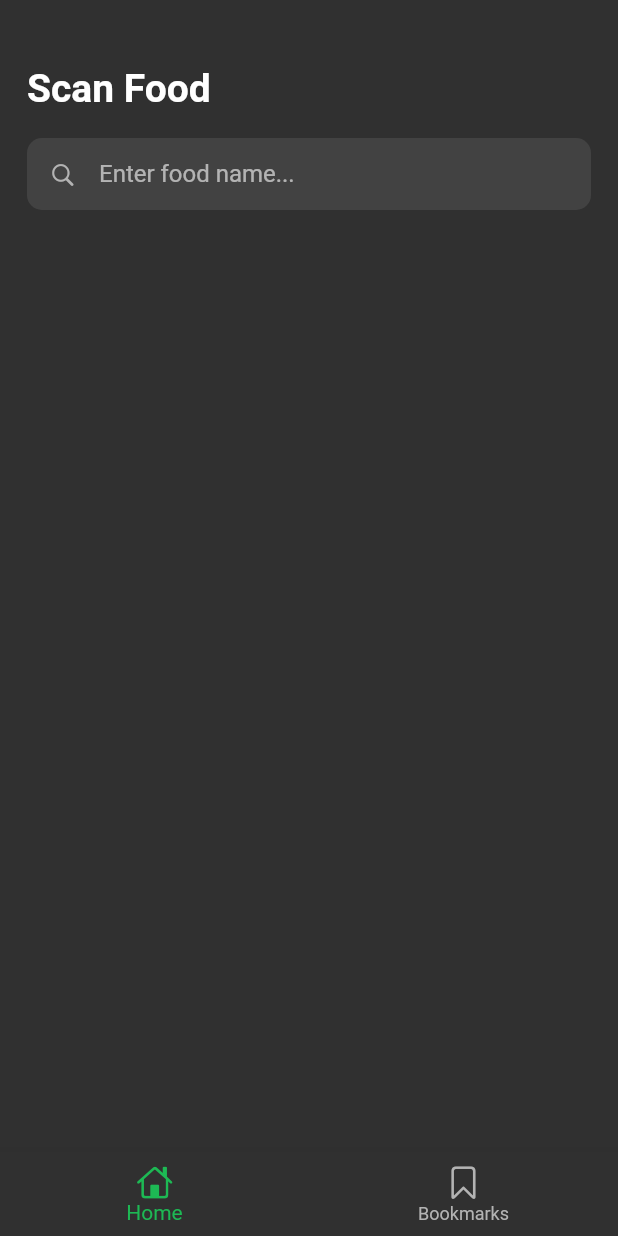
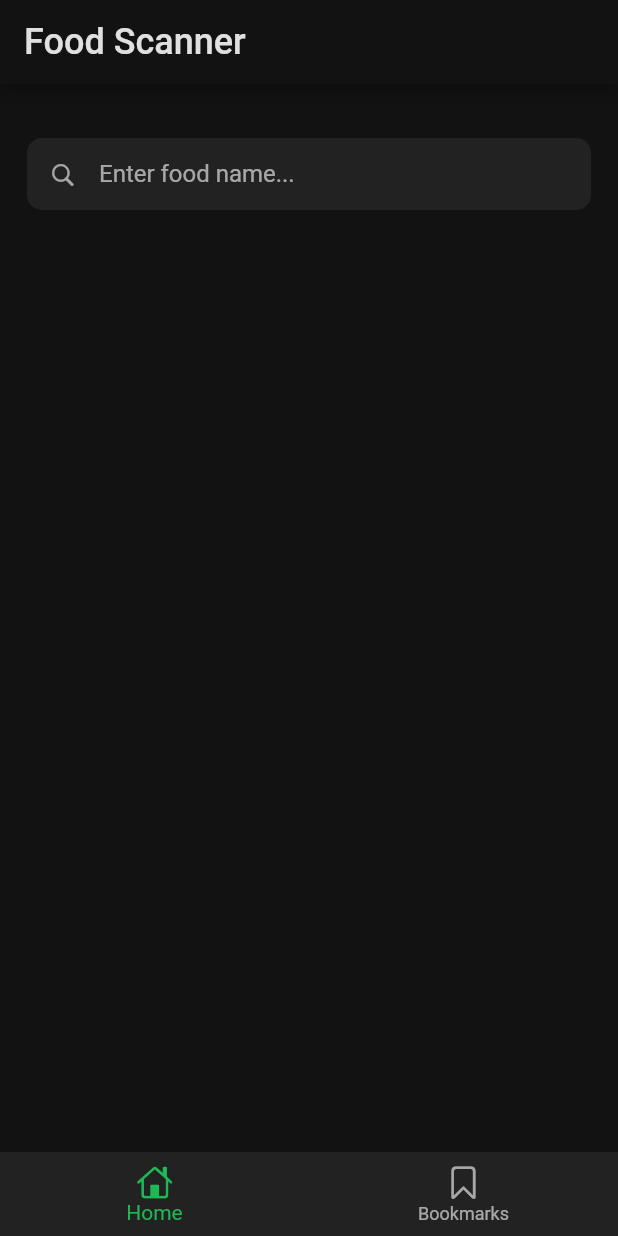
Before and after one commit to ThomHuynh/foodScanner, a Flutter app: the screen it shows after launch, on a phone screen of 412 x 824 dp. Run offline on Flutter 3.47's test engine with Material 2 defaults, Android fonts, the phone set to English and light mode, and no system bars.

Commit message:
color palette

```diff
--- a/lib/config/config.dart
+++ b/lib/config/config.dart
@@ -2,8 +2,10 @@ import 'package:flutter/material.dart';
 
 class Palette {
   static const Color background = Color(0xff121212);
-  static const Color surface = Color(0xff424242);
-  static const Color onSurface = Color(0xffb3b3b3);
+  static const Color bars = Color(0xff222222);
+  static const Color surface = Color(0xff3b3b3b);
+  static final Color onSurface = Colors.white.withOpacity(0.87);
+  static final Color onSurfaceMedium = Colors.white.withOpacity(0.6);
   static const Color primary = Color(0xff1DB954); // spotify green
 }
 
--- a/lib/main.dart
+++ b/lib/main.dart
@@ -12,13 +12,14 @@ class MyApp extends StatelessWidget {
       title: 'Food Scanner',
       debugShowCheckedModeBanner: false,
       darkTheme: ThemeData(
-        cupertinoOverrideTheme:
-            CupertinoThemeData(primaryColor: Palette.primary),
+        scaffoldBackgroundColor: Palette.background,
+        cupertinoOverrideTheme: CupertinoThemeData(
+          primaryColor: Palette.primary,
+        ),
         textSelectionTheme: TextSelectionThemeData(
           cursorColor: Palette.primary,
           selectionColor: Palette.primary.withOpacity(0.5),
           selectionHandleColor: Palette.primary,
-          // selectionHandleColor: Palette.primary,
         ),
         brightness: Brightness.dark,
         primaryColor: Palette.primary,
--- a/lib/screens/foodDetailsScreen.dart
+++ b/lib/screens/foodDetailsScreen.dart
@@ -25,16 +25,16 @@ class FoodDetailScreen extends StatelessWidget {
   Widget build(BuildContext context) {
     return Scaffold(
       body: Container(
-        padding: EdgeInsets.all(12),
+        margin: EdgeInsets.all(18),
         child: ListView(
           children: [
             Align(
               alignment: Alignment.centerLeft,
               child: Text.rich(TextSpan(children: <TextSpan>[
                 TextSpan(
-                    text: food.description,
-                    style:
-                        TextStyle(fontWeight: FontWeight.bold, fontSize: 16.0)),
+                  text: food.description,
+                  style: TextStyle(fontWeight: FontWeight.bold, fontSize: 26),
+                ),
                 TextSpan(text: '  '),
                 TextSpan(
                     text: food.scientificName ?? '',
--- a/lib/screens/homeScreen.dart
+++ b/lib/screens/homeScreen.dart
@@ -25,28 +25,22 @@ class _HomeScreenState extends State<HomeScreen> {
   @override
   Widget build(BuildContext context) {
     return Scaffold(
-      body: SafeArea(
-        child: Container(
+      body: Container(
+        margin: EdgeInsets.all(18),
         child: ListView(children: [
-            Container(
-              child: Column(
-                children: [
-                  Align(
-                    alignment: Alignment.centerLeft,
-                    child: Container(
-                      child: Text(
-                        'Scan Food',
-                        style: TextStyle(
-                          fontSize: 26,
-                          fontWeight: FontWeight.bold,
-                        ),
-                      ),
-                      margin: EdgeInsets.only(top: 26),
-                    ),
-                  ),
-                ],
-              ),
-            ),
+          // Align(
+          //   alignment: Alignment.centerLeft,
+          //   child: Container(
+          //     child: Text(
+          //       'Food Scanner',
+          //       style: TextStyle(
+          //         fontSize: 26,
+          //         fontWeight: FontWeight.bold,
+          //       ),
+          //     ),
+          //     margin: EdgeInsets.only(top: 26),
+          //   ),
+          // ),
           Container(
             child: ListView(
               physics: NeverScrollableScrollPhysics(),
@@ -56,7 +50,7 @@ class _HomeScreenState extends State<HomeScreen> {
                     cursorColor: Palette.primary,
                     controller: foodSearchController,
                     decoration: InputDecoration(
-                        fillColor: Palette.surface,
+                      fillColor: Palette.bars,
                       filled: true,
                       contentPadding: EdgeInsets.all(0),
                       border: OutlineInputBorder(
@@ -67,7 +61,7 @@ class _HomeScreenState extends State<HomeScreen> {
                       isDense: true,
                       prefixIcon: Icon(
                         CupertinoIcons.search,
-                          color: Palette.onSurface,
+                        color: Palette.onSurfaceMedium,
                       ),
                     ),
                     onSubmitted: (String value) async {
@@ -84,8 +78,6 @@ class _HomeScreenState extends State<HomeScreen> {
             margin: EdgeInsets.only(top: 18),
           ),
         ]),
-          margin: EdgeInsets.all(18),
-        ),
       ),
     );
   }
--- a/lib/screens/bottom_nav_screen.dart
+++ b/lib/screens/layout.dart
@@ -12,18 +12,39 @@ class BottomNavScreen extends StatefulWidget {
 class _BottomNavScreenState extends State<BottomNavScreen> {
   final List _screens = [
     HomeScreen(),
+    Scaffold(
+      body: Center(
+        child: Column(
+          mainAxisAlignment: MainAxisAlignment.center,
+          children: [
+            FlutterLogo(
+              size: 100,
+            ),
+            Text('Under Construction'),
+          ],
+        ),
+      ),
+    )
   ];
   int _currentIndex = 0;
 
   @override
   Widget build(BuildContext context) {
     return Scaffold(
+      appBar: AppBar(
+        backgroundColor: Palette.background,
+        title: Text(
+          'Food Scanner',
+          style: TextStyle(color: Palette.onSurface, fontSize: 24),
+        ),
+      ),
       body: _screens[_currentIndex],
       bottomNavigationBar: BottomNavigationBar(
+        backgroundColor: Palette.bars,
         currentIndex: _currentIndex,
         onTap: (index) => setState(() => _currentIndex = index),
         selectedItemColor: Palette.primary,
-        unselectedItemColor: Palette.onSurface,
+        unselectedItemColor: Palette.onSurfaceMedium,
         items: [
           [CupertinoIcons.home, 'Home'],
           [CupertinoIcons.bookmark, 'Bookmarks']
--- a/lib/screens/screens.dart
+++ b/lib/screens/screens.dart
@@ -1,3 +1,3 @@
-export 'bottom_nav_screen.dart';
+export 'layout.dart';
 export 'homeScreen.dart';
 // export 'bookmarks.dart';
--- a/lib/widgets/foodList.dart
+++ b/lib/widgets/foodList.dart
@@ -27,8 +27,13 @@ class FoodList extends StatelessWidget {
         InkWell(
           child: Card(
             child: ListTile(
-              title: Text(food.description),
-              subtitle: Text('ID:${food.id}     ${food.category ?? ''}'),
+              title: Text(food.description,
+                  style: TextStyle(color: Palette.onSurface)),
+              subtitle: Text(
+                'ID:${food.id}     ${food.category ?? ''}',
+                style: TextStyle(color: Palette.onSurfaceMedium),
+              ),
+              tileColor: Palette.bars,
             ),
           ),
           onTap: () {
@@ -51,7 +56,12 @@ class FoodList extends StatelessWidget {
         builder: (BuildContext context, AsyncSnapshot<SearchResult> snapshot) {
           if (snapshot.connectionState == ConnectionState.waiting) {
             return Center(
-                child: CircularProgressIndicator(color: Palette.primary));
+                child: Column(
+              mainAxisAlignment: MainAxisAlignment.center,
+              children: [
+                CircularProgressIndicator(color: Palette.primary),
+              ],
+            ));
           } else if (snapshot.hasData) {
             return Column(
               children: mapFoods(context, snapshot.data.foods),
```
Lines whose indentation alone changed are shown as unchanged.
